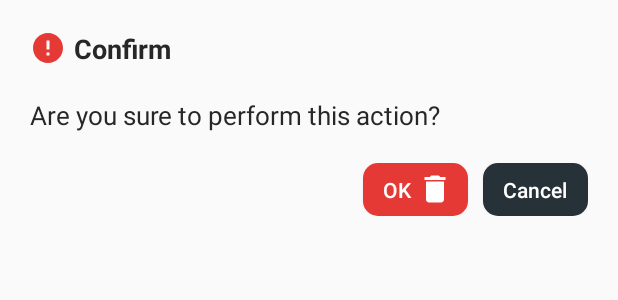
After one commit to Debjoy/ResultTrackerApp, an Android app: the layout alert_input_delete_confirmation.xml on its own in the app's theme, with its tools: preview values and no code run, on a phone screen of 412 x 824 dp. The commit adds this screen. Shown: the top 300 px of the screen. Run offline under Robolectric (Android 15) with nearby library versions, the phone set to English and light mode, and no system bars; network calls fail.

Commit message:
added button functionality for deleting marks, beautification left

```diff
--- /dev/null
+++ b/app/src/main/res/drawable/ic_error_black_24dp.xml
@@ -0,0 +1,9 @@
+<vector xmlns:android="http://schemas.android.com/apk/res/android"
+        android:width="24dp"
+        android:height="24dp"
+        android:viewportWidth="24.0"
+        android:viewportHeight="24.0">
+    <path
+        android:fillColor="#FF000000"
+        android:pathData="M12,2C6.48,2 2,6.48 2,12s4.48,10 10,10 10,-4.48 10,-10S17.52,2 12,2zM13,17h-2v-2h2v2zM13,13h-2L11,7h2v6z"/>
+</vector>
--- /dev/null
+++ b/app/src/main/res/layout/alert_input_delete_confirmation.xml
@@ -0,0 +1,65 @@
+<?xml version="1.0" encoding="utf-8"?>
+<LinearLayout xmlns:android="http://schemas.android.com/apk/res/android"
+    android:orientation="vertical" android:layout_width="match_parent"
+    android:layout_height="match_parent"
+    android:padding="20dp">
+    <LinearLayout
+        android:layout_width="match_parent"
+        android:layout_height="wrap_content"
+        android:layout_marginBottom="20dp"
+        android:orientation="horizontal">
+        <TextView
+            android:layout_width="wrap_content"
+            android:layout_height="wrap_content"
+            android:text="Confirm"
+            android:textSize="18sp"
+            android:drawableLeft="@drawable/ic_error_black_24dp"
+            android:drawablePadding="5dp"
+            android:drawableTint="@color/colorDanger"
+            android:textColor="@color/colorText"
+            android:textStyle="bold"/>
+    </LinearLayout>
+    <TextView
+        android:id="@+id/alert_delete_message"
+        android:layout_width="match_parent"
+        android:layout_height="wrap_content"
+        android:text="Are you sure to perform this action?"
+        android:textSize="17sp"
+        android:textColor="@color/colorText"
+        android:layout_marginBottom="20dp"
+        />
+
+
+    <LinearLayout
+        android:layout_width="wrap_content"
+        android:layout_height="wrap_content"
+        android:layout_gravity="end">
+        <Button
+            android:id="@+id/alert_delete_ok_button"
+            android:layout_width="wrap_content"
+            android:layout_height="35dp"
+            android:layout_marginLeft="10dp"
+            android:background="@drawable/rounded_button_danger"
+            android:drawableRight="@drawable/ic_delete_black_24dp"
+            android:drawableTint="@color/colorWhite"
+            android:minWidth="70dp"
+            android:paddingLeft="10dp"
+            android:paddingRight="10dp"
+            android:text="OK"
+            android:textAllCaps="false"
+            android:textColor="@color/colorWhite" />
+        <Button
+            android:id="@+id/alert_delete_cancel_button"
+            android:layout_width="wrap_content"
+            android:layout_height="35dp"
+            android:layout_marginLeft="10dp"
+            android:background="@drawable/rounded_button_accent"
+            android:minWidth="70dp"
+            android:paddingLeft="10dp"
+            android:paddingRight="10dp"
+            android:text="Cancel"
+            android:textAllCaps="false"
+            android:textColor="@color/colorWhite" />
+    </LinearLayout>
+
+</LinearLayout>
```
Also changed, not shown: app/src/main/java/com/example/resulttracker/AlertMarksListRecyclerViewAdapter.java (+55 -0 lines).
